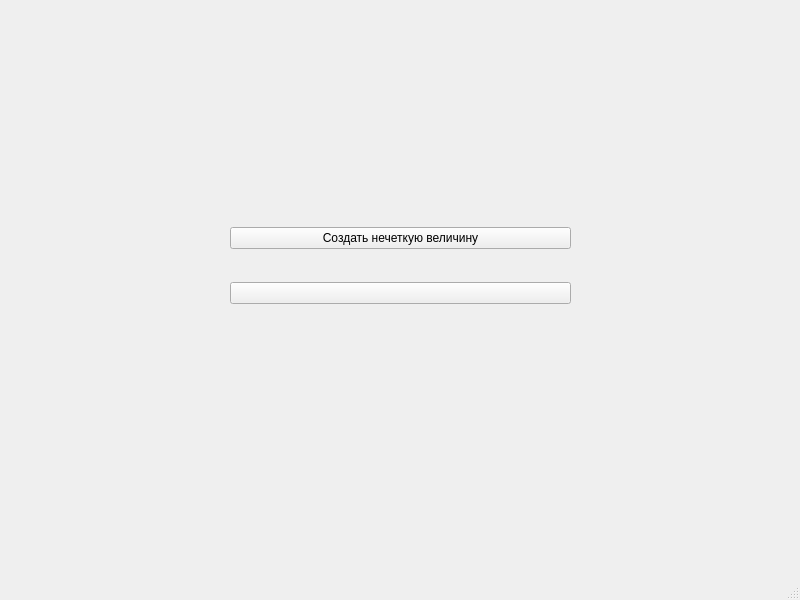
Before: the Qt Designer form gui/mainwindow.ui in Ecodrin/WeibullDistributionDemonstrationProgram, drawn with Qt 5.
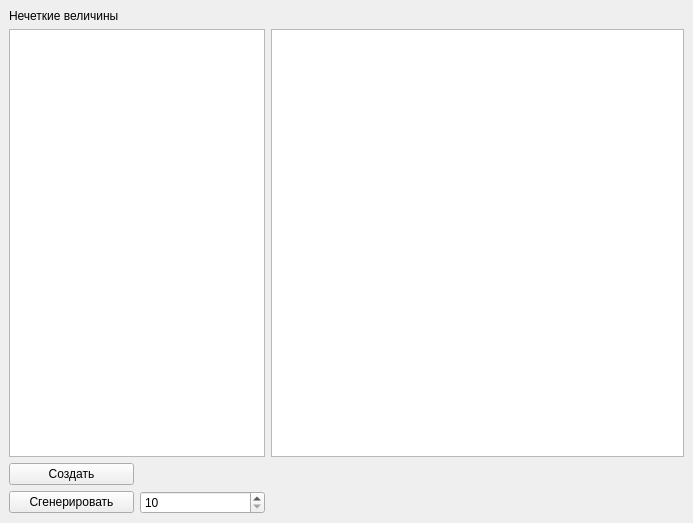
After: the same form once the commit is applied.

```diff
--- a/gui/mainwindow.ui
+++ b/gui/mainwindow.ui
@@ -6,52 +6,68 @@
    <rect>
     <x>0</x>
     <y>0</y>
-    <width>800</width>
-    <height>600</height>
+    <width>693</width>
+    <height>523</height>
    </rect>
   </property>
   <property name="windowTitle">
    <string>MainWindow</string>
   </property>
   <widget class="QWidget" name="centralwidget">
-   <widget class="QWidget" name="verticalLayoutWidget">
-    <property name="geometry">
-     <rect>
-      <x>230</x>
-      <y>200</y>
-      <width>341</width>
-      <height>131</height>
-     </rect>
-    </property>
-    <layout class="QVBoxLayout" name="verticalLayout">
-     <item>
+   <layout class="QGridLayout" name="gridLayout_2">
+    <item row="0" column="0">
+     <layout class="QGridLayout" name="gridLayout">
+      <item row="1" column="2">
+       <widget class="QGraphicsView" name="graphicsView"/>
+      </item>
+      <item row="0" column="0">
+       <widget class="QLabel" name="label">
+        <property name="text">
+         <string>Нечеткие величины</string>
+        </property>
+       </widget>
+      </item>
+      <item row="1" column="0" colspan="2">
+       <widget class="QListWidget" name="FuzzyValueslistWidget">
+        <property name="maximumSize">
+         <size>
+          <width>300</width>
+          <height>16777215</height>
+         </size>
+        </property>
+        <property name="editTriggers">
+         <set>QAbstractItemView::EditTrigger::NoEditTriggers</set>
+        </property>
+       </widget>
+      </item>
+      <item row="2" column="0">
       <widget class="QPushButton" name="CreateFuzzyValueButton">
        <property name="text">
-        <string>Создать нечеткую величину</string>
+         <string>Создать</string>
        </property>
       </widget>
      </item>
-     <item>
-      <widget class="QPushButton" name="pushButton">
+      <item row="3" column="0">
+       <widget class="QPushButton" name="pushButton_3">
        <property name="text">
-        <string/>
+         <string>Сгенерировать</string>
        </property>
       </widget>
      </item>
-    </layout>
-   </widget>
-  </widget>
-  <widget class="QMenuBar" name="menubar">
-   <property name="geometry">
-    <rect>
-     <x>0</x>
-     <y>0</y>
-     <width>800</width>
-     <height>21</height>
-    </rect>
-   </property>
-  </widget>
-  <widget class="QStatusBar" name="statusbar"/>
+      <item row="3" column="1">
+       <widget class="QSpinBox" name="CountGenerateFuzzyValuesspinBox">
+        <property name="minimum">
+         <number>10</number>
+        </property>
+        <property name="maximum">
+         <number>400</number>
+        </property>
+       </widget>
+      </item>
+     </layout>
+    </item>
+   </layout>
+  </widget>
  </widget>
  <resources/>
  <connections/>
```
Lines whose indentation alone changed are shown as unchanged.
